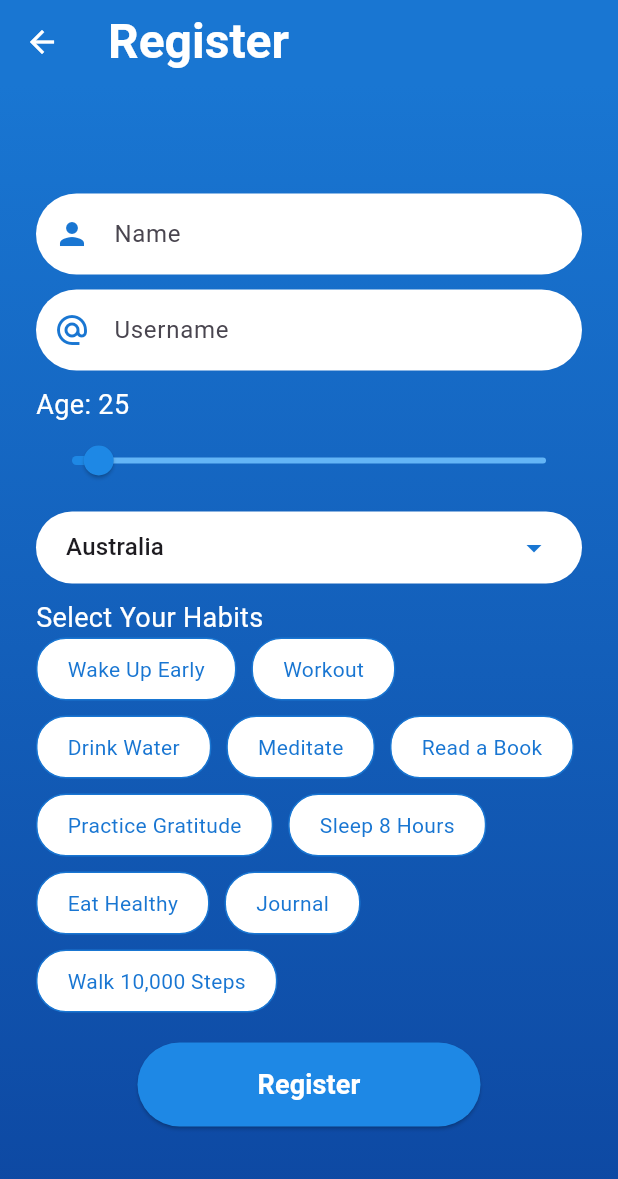
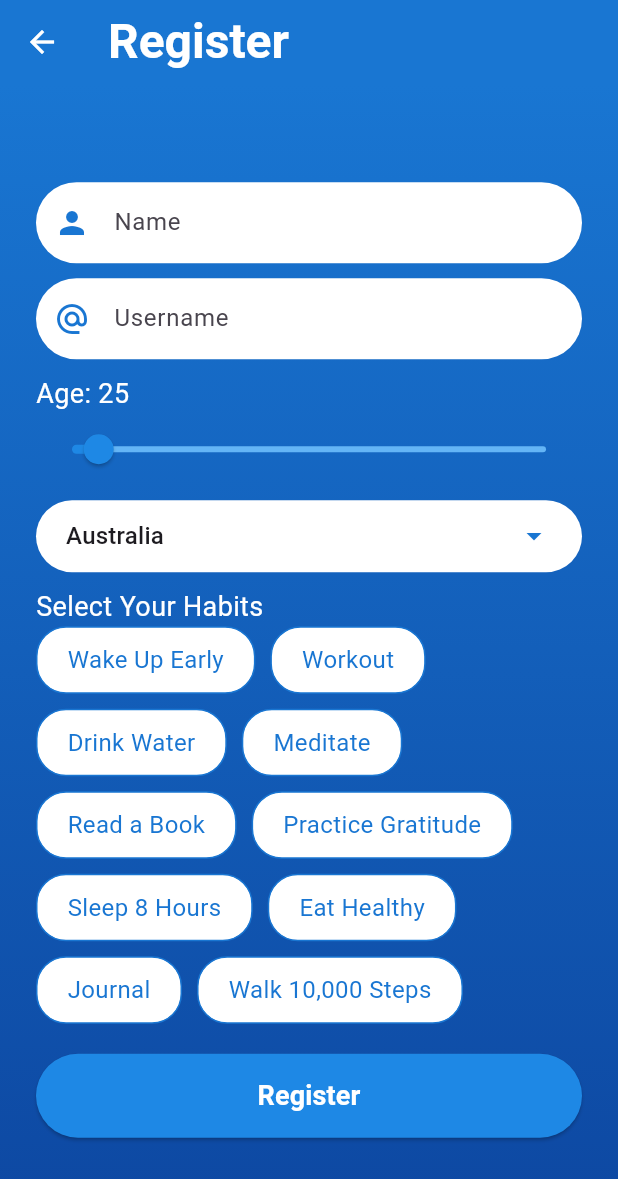
Before and after one commit to siddhipra2804-a11y/habit_tracker, a Flutter app: the screen it shows after launch, after a tap on "Sign up", on a phone screen of 412 x 824 dp. Shown: the top 1179 px of the screen. Run offline on Flutter 3.47's test engine with Material 3 defaults, Android fonts, the phone set to English and light mode, and no system bars; our stand-ins replace go_router.

Commit message:
Setup: Added go_router and global application theme

```diff
--- /dev/null
+++ b/lib/app_router.dart
@@ -0,0 +1,17 @@
+import 'package:go_router/go_router.dart';
+import 'login_screen.dart';
+import 'register_screen.dart';
+
+final GoRouter appRouter = GoRouter(
+  initialLocation: '/',
+  routes: [
+    GoRoute(
+      path: '/',
+      builder: (context, state) => const LoginScreen(),
+    ),
+    GoRoute(
+      path: '/register',
+      builder: (context, state) => const RegisterScreen(),
+    ),
+  ],
+);
--- a/lib/main.dart
+++ b/lib/main.dart
@@ -1,17 +1,33 @@
 import 'package:flutter/material.dart';
-
-import 'login_screen.dart';
+import 'app_router.dart';
 
 void main() {
-  runApp(HabitTrackerApp());
+  runApp(const HabitTrackerApp());
 }
 
 class HabitTrackerApp extends StatelessWidget {
+  const HabitTrackerApp({super.key});
+
   @override
   Widget build(BuildContext context) {
-    return MaterialApp(
-      home: LoginScreen(),
-      debugShowCheckedModeBanner: false,
+    return MaterialApp.router(
+      title: 'Habit Tracker',
+      routerConfig: appRouter, // Using the router we just built
+      theme: ThemeData(
+        useMaterial3: true,
+        colorScheme: ColorScheme.fromSeed(seedColor: Colors.deepPurple),
+        textTheme: const TextTheme(
+          displayLarge: TextStyle(fontSize: 32, fontWeight: FontWeight.bold),
+          bodyMedium: TextStyle(fontSize: 16),
+        ),
+        // Global button style
+        elevatedButtonTheme: ElevatedButtonThemeData(
+          style: ElevatedButton.styleFrom(
+            minimumSize: const Size(double.infinity, 50),
+            shape: RoundedRectangleBorder(borderRadius: BorderRadius.circular(12)),
+          ),
+        ),
+      ),
     );
   }
 }
--- a/pubspec.yaml
+++ b/pubspec.yaml
@@ -39,6 +39,8 @@ dependencies:
   fluttertoast: ^9.0.0
   http: ^1.6.0
   flutter_local_notifications: ^19.5.0
+  go_router: ^15.1.2
+  google_fonts: ^6.3.0
 
 dev_dependencies:
   flutter_test:
```
Also changed, not shown: pubspec.lock, 1 other file.
